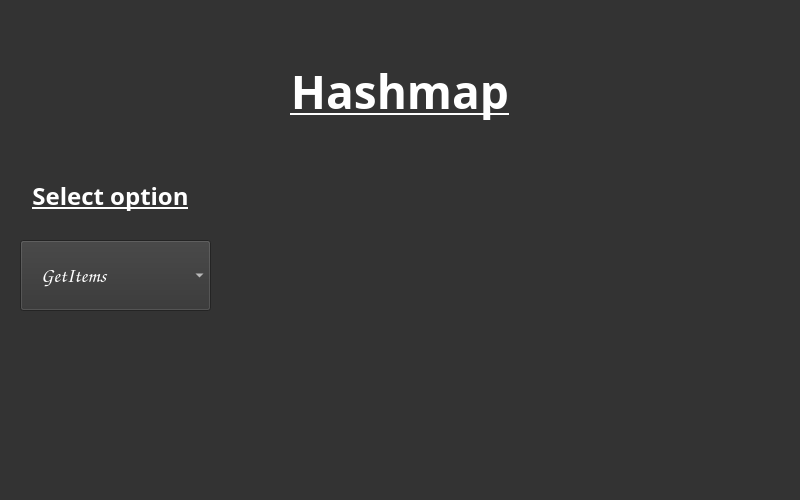
The window that src/ui/makoto.ui (dehwyy/migoto_qt) describes before a commit, drawn with Qt 5.
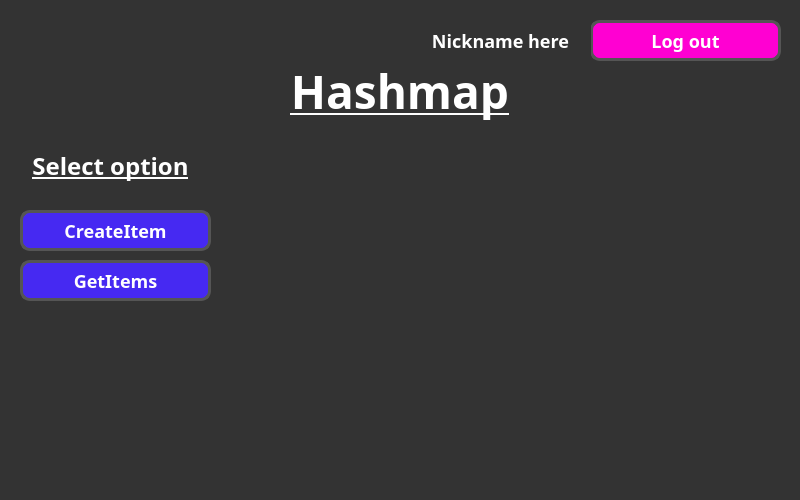
The same window after the commit. The open tabs and pages were chosen to show the change.

Diff of the .ui file:
```diff
--- a/src/ui/makoto.ui
+++ b/src/ui/makoto.ui
@@ -264,47 +264,11 @@
       <set>Qt::AlignCenter</set>
      </property>
     </widget>
-    <widget class="QComboBox" name="comboBox">
-     <property name="geometry">
-      <rect>
-       <x>0</x>
-       <y>240</y>
-       <width>191</width>
-       <height>71</height>
-      </rect>
-     </property>
-     <property name="font">
-      <font>
-       <family>Comic Sans MS</family>
-       <pointsize>15</pointsize>
-       <weight>75</weight>
-       <bold>true</bold>
-      </font>
-     </property>
-     <property name="styleSheet">
-      <string notr="true">padding-left: 20px;</string>
-     </property>
-     <item>
-      <property name="text">
-       <string>GetItems</string>
-      </property>
-     </item>
-     <item>
-      <property name="text">
-       <string>CreateItem</string>
-      </property>
-     </item>
-     <item>
-      <property name="text">
-       <string>GetTags</string>
-      </property>
-     </item>
-    </widget>
     <widget class="QLabel" name="header_6">
      <property name="geometry">
       <rect>
        <x>0</x>
-       <y>160</y>
+       <y>130</y>
        <width>181</width>
        <height>71</height>
       </rect>
@@ -329,6 +293,128 @@
       <set>Qt::AlignCenter</set>
      </property>
     </widget>
+    <widget class="QPushButton" name="btn_copy">
+     <property name="geometry">
+      <rect>
+       <x>0</x>
+       <y>210</y>
+       <width>191</width>
+       <height>41</height>
+      </rect>
+     </property>
+     <property name="font">
+      <font>
+       <family>UD Digi Kyokasho NK-B</family>
+       <pointsize>-1</pointsize>
+       <weight>75</weight>
+       <bold>true</bold>
+      </font>
+     </property>
+     <property name="cursor">
+      <cursorShape>PointingHandCursor</cursorShape>
+     </property>
+     <property name="styleSheet">
+      <string notr="true">font-size: 18px;
+background-color: #4629f2;
+color: white;
+border: 3px solid #555555;
+border-radius: 10px</string>
+     </property>
+     <property name="text">
+      <string>CreateItem</string>
+     </property>
+    </widget>
+    <widget class="QPushButton" name="btn_copy_2">
+     <property name="geometry">
+      <rect>
+       <x>0</x>
+       <y>260</y>
+       <width>191</width>
+       <height>41</height>
+      </rect>
+     </property>
+     <property name="font">
+      <font>
+       <family>UD Digi Kyokasho NK-B</family>
+       <pointsize>-1</pointsize>
+       <weight>75</weight>
+       <bold>true</bold>
+      </font>
+     </property>
+     <property name="cursor">
+      <cursorShape>PointingHandCursor</cursorShape>
+     </property>
+     <property name="styleSheet">
+      <string notr="true">font-size: 18px;
+background-color: #4629f2;
+color: white;
+border: 3px solid #555555;
+border-radius: 10px</string>
+     </property>
+     <property name="text">
+      <string>GetItems</string>
+     </property>
+    </widget>
+    <widget class="QPushButton" name="btn_copy_3">
+     <property name="geometry">
+      <rect>
+       <x>570</x>
+       <y>20</y>
+       <width>191</width>
+       <height>41</height>
+      </rect>
+     </property>
+     <property name="font">
+      <font>
+       <family>UD Digi Kyokasho NK-B</family>
+       <pointsize>-1</pointsize>
+       <weight>75</weight>
+       <bold>true</bold>
+      </font>
+     </property>
+     <property name="cursor">
+      <cursorShape>PointingHandCursor</cursorShape>
+     </property>
+     <property name="styleSheet">
+      <string notr="true">font-size: 18px;
+background-color: #ff00d2;
+color: white;
+border: 3px solid #555555;
+border-radius: 10px</string>
+     </property>
+     <property name="text">
+      <string>Log out</string>
+     </property>
+    </widget>
+    <widget class="QLabel" name="header_7">
+     <property name="geometry">
+      <rect>
+       <x>390</x>
+       <y>20</y>
+       <width>181</width>
+       <height>41</height>
+      </rect>
+     </property>
+     <property name="font">
+      <font>
+       <family>UD Digi Kyokasho NP-B</family>
+       <pointsize>-1</pointsize>
+       <weight>75</weight>
+       <italic>false</italic>
+       <bold>true</bold>
+       <underline>false</underline>
+      </font>
+     </property>
+     <property name="styleSheet">
+      <string notr="true">font-size: 18px;</string>
+     </property>
+     <property name="text">
+      <string>Nickname here</string>
+     </property>
+     <property name="alignment">
+      <set>Qt::AlignCenter</set>
+     </property>
+    </widget>
    </widget>
   </widget>
  </widget>
```
